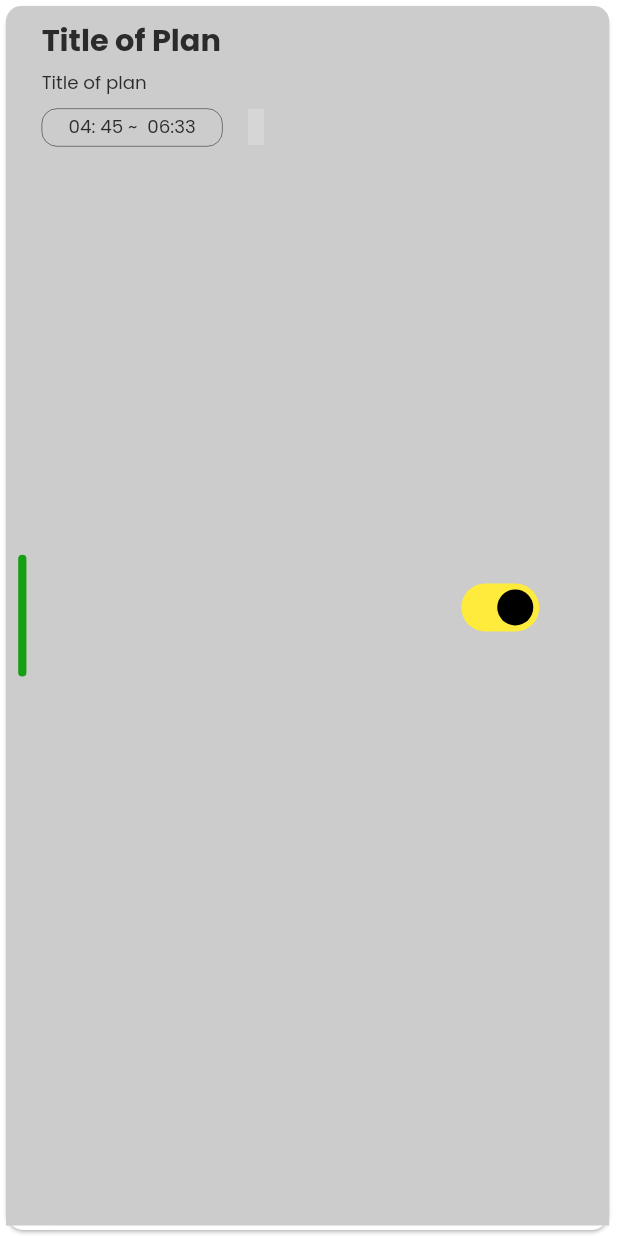
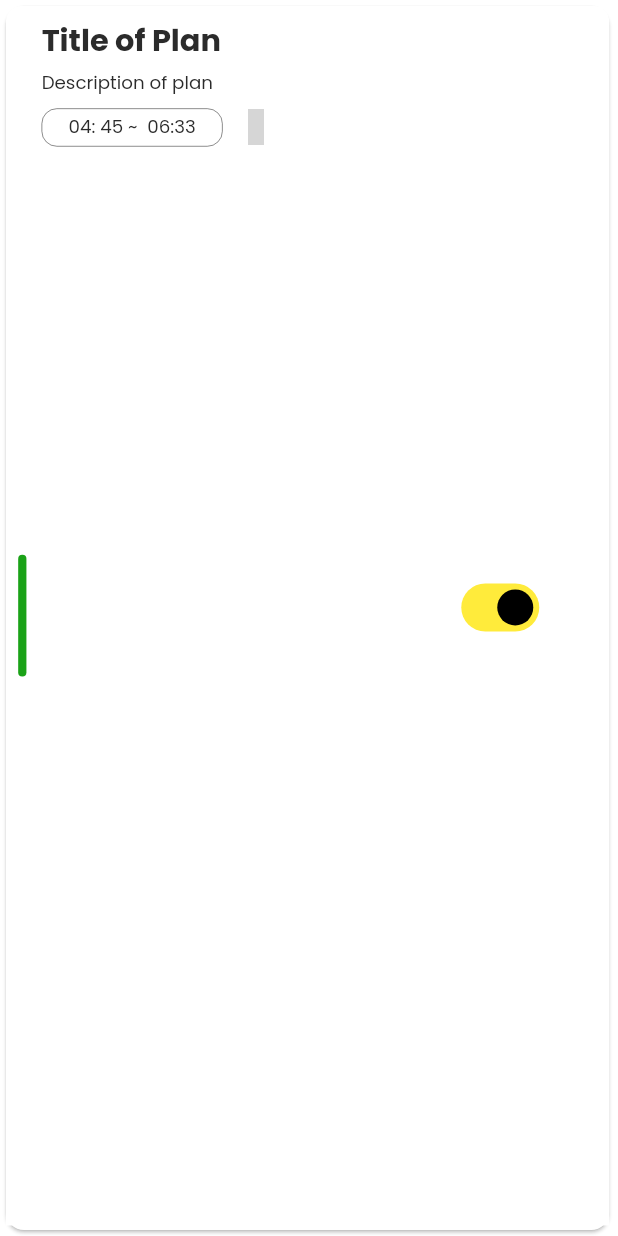
Before and after one commit to DreXuri/TajApp, a Flutter app: the PlanTiles widget shown alone on an empty page, opened directly, on a phone screen of 412 x 824 dp. Run offline on Flutter 3.47's test engine with Material 2 defaults, Android fonts, the phone set to English and light mode, and no system bars; drawn by our look-alikes of dynamic_color; our stand-ins replace flutter_datetime_picker_plus, flutter_riverpod, flutter_screenutil, flutter_svg, flutter_vector_icons, freezed_annotation and 11 more; missing offline and left inert: dart:ffi, date_picker_plus; accounts and stored records are empty; generated files the repository leaves out were written again; grey boxes are pictures that could not be loaded.

Commit message:
new plan

```diff
--- a/lib/screens/home/widgets/plan_tiles.dart
+++ b/lib/screens/home/widgets/plan_tiles.dart
@@ -11,12 +11,14 @@ class PlanTiles extends StatelessWidget {
       {super.key,
       this.colo,
       this.description,
+      this.title,
       this.start,
       this.end,
       this.edit,
       this.remove,
       this.switcher});
   final Color? colo;
+  final String? title;
   final String? description;
   final String? start;
   final String? end;
@@ -35,7 +37,8 @@ class PlanTiles extends StatelessWidget {
               padding: EdgeInsets.all(8.h),
               width: AppConst.kWidth,
               decoration: BoxDecoration(
-                color: AppConst.kLightGray,
+                // color: AppConst.kLightGray,
+                color: AppConst.kWhite,
                 borderRadius: BorderRadius.only(
                   topLeft: Radius.circular(10.r),
                   topRight: Radius.circular(10.r),
@@ -50,8 +53,6 @@ class PlanTiles extends StatelessWidget {
                         borderRadius: BorderRadius.all(Radius.circular(
                           15.r,
                         )),
-                        // TODO  change this later
-
                         color: colo ?? AppConst.kPrimary),
                   ),
                   const WidthSpace(),
@@ -61,7 +62,7 @@ class PlanTiles extends StatelessWidget {
                       crossAxisAlignment: CrossAxisAlignment.start,
                       children: [
                         CustomText(
-                          data: 'Title of Plan',
+                          data: title ?? 'Title of Plan',
                           textAlign: TextAlign.start,
                           fontSize: 20.sp,
                           fontWeight: FontWeight.bold,
@@ -71,7 +72,7 @@ class PlanTiles extends StatelessWidget {
                           hight: 4.h,
                         ),
                         CustomText(
-                          data: description ?? 'Title of plan',
+                          data: description ?? 'Description of plan',
                           textAlign: TextAlign.start,
                           // color: AppConst.kWhite,
                           fontSize: 12.sp,
```
